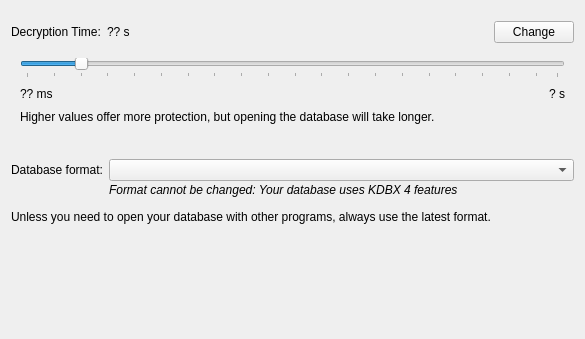
Qt form src/gui/dbsettings/DatabaseSettingsWidgetEncryption.ui (keepassxreboot/keepassxc) before a commit.
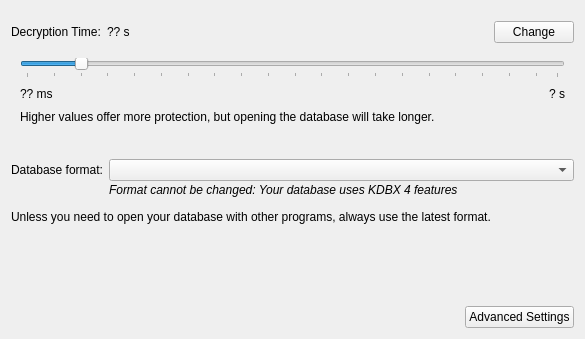
The same form after that commit.

Commit message: Refactor Database Settings. Separate PR coming for this.

```diff
--- a/src/gui/dbsettings/DatabaseSettingsWidgetEncryption.ui
+++ b/src/gui/dbsettings/DatabaseSettingsWidgetEncryption.ui
@@ -433,6 +433,33 @@
      </property>
     </spacer>
    </item>
+   <item>
+    <layout class="QHBoxLayout" name="advancedSettingsLayout">
+     <item>
+      <spacer name="horizontalSpacer_4">
+       <property name="orientation">
+        <enum>Qt::Horizontal</enum>
+       </property>
+       <property name="sizeHint" stdset="0">
+        <size>
+         <width>40</width>
+         <height>20</height>
+        </size>
+       </property>
+      </spacer>
+     </item>
+     <item>
+      <widget class="QPushButton" name="advancedSettingsButton">
+       <property name="text">
+        <string>Advanced Settings</string>
+       </property>
+       <property name="visible">
+        <bool>false</bool>
+       </property>
+      </widget>
+     </item>
+    </layout>
+   </item>
   </layout>
  </widget>
  <tabstops>
```
Left out of the diff: 1 changed line with no effect on the pictures. The commit also changes 17 other files.
